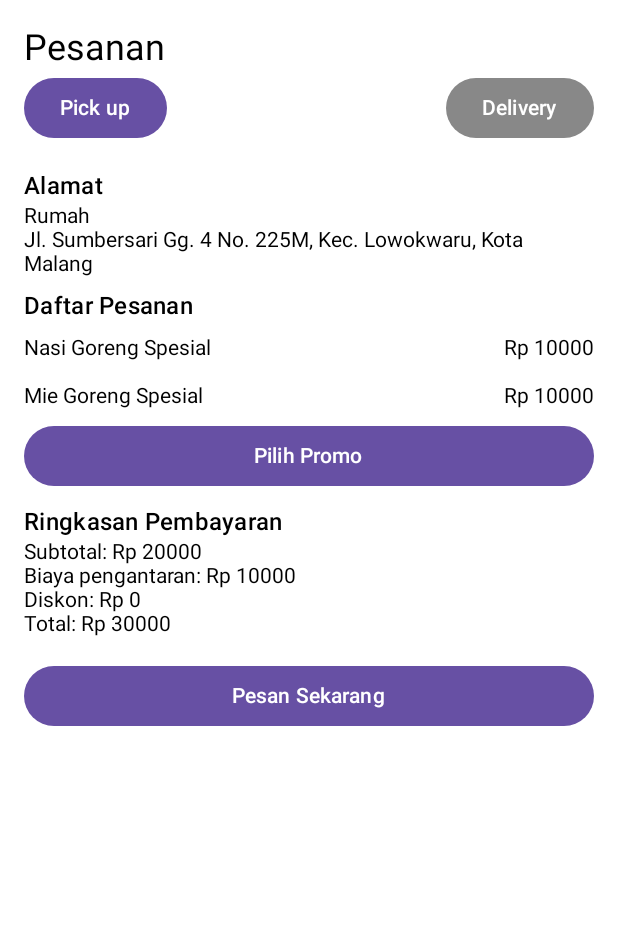
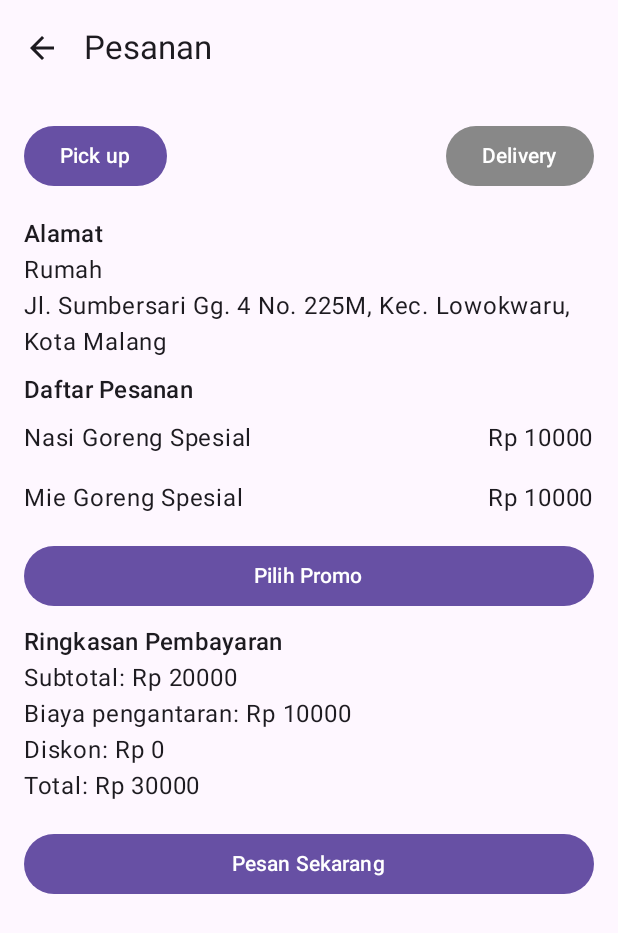
Before and after one commit to najmuthia/LeftOverLove, an Android app built with Jetpack Compose: the @Preview function PreviewOrderSummaryScreen, on a phone screen of 412 x 824 dp. Shown: the top 933 px of the screen. Run offline under Robolectric (Android 15) with nearby library versions, the phone set to English and light mode, and no system bars.

Commit message:
Ini dayangg

```diff
--- a/app/src/main/java/com/example/leftoverlove/ui/theme/Order/OrderSummaryScreen.kt
+++ b/app/src/main/java/com/example/leftoverlove/ui/theme/Order/OrderSummaryScreen.kt
@@ -12,30 +12,54 @@ import androidx.compose.foundation.layout.fillMaxSize
 import androidx.compose.foundation.layout.fillMaxWidth
 import androidx.compose.foundation.layout.height
 import androidx.compose.foundation.layout.padding
+import androidx.compose.material.icons.Icons
+import androidx.compose.material.icons.filled.ArrowBack
 import androidx.compose.material3.Button
 import androidx.compose.material3.ButtonDefaults
+import androidx.compose.material3.ExperimentalMaterial3Api
+import androidx.compose.material3.Icon
+import androidx.compose.material3.IconButton
 import androidx.compose.material3.MaterialTheme
 import androidx.compose.material3.Scaffold
 import androidx.compose.material3.Text
+import androidx.compose.material3.TopAppBar
 import androidx.compose.runtime.Composable
 import androidx.compose.ui.Modifier
 import androidx.compose.ui.graphics.Color
 import androidx.compose.ui.tooling.preview.Preview
 import androidx.compose.ui.unit.dp
-import com.example.leftoverlove.ui.theme.Order.ui.theme.LeftOverLoveTheme
+//import com.example.leftoverlove.ui.theme.Order.ui.theme.LeftOverLoveTheme
 
+@OptIn(ExperimentalMaterial3Api::class)
 @Composable
-fun OrderSummaryScreen() {
+fun OrderSummaryScreen(onBackClick: () -> Unit = {}) {
+    Scaffold(
+        topBar = {
+            TopAppBar(
+                title = { Text("Pesanan", style = MaterialTheme.typography.titleLarge) },
+                navigationIcon = {
+                    IconButton(onClick = onBackClick) {
+                        Icon(
+                            imageVector = Icons.Default.ArrowBack,
+                            contentDescription = "Back",
+                            tint = MaterialTheme.colorScheme.onSurface
+                        )
+                    }
+                }
+            )
+        }
+    ) { innerPadding ->
         Column(
             modifier = Modifier
                 .fillMaxSize()
+                .padding(innerPadding)
                 .padding(16.dp)
         ) {
-        // Top bar with title
-        Text(text = "Pesanan", style = MaterialTheme.typography.headlineSmall)
-
             // Delivery and Pickup Buttons
-        Row(modifier = Modifier.fillMaxWidth(), horizontalArrangement = Arrangement.SpaceBetween) {
+            Row(
+                modifier = Modifier.fillMaxWidth(),
+                horizontalArrangement = Arrangement.SpaceBetween
+            ) {
                 Button(onClick = { /* Pick up action */ }) {
                     Text("Pick up")
                 }
@@ -60,8 +84,13 @@ fun OrderSummaryScreen() {
             OrderItem("Nasi Goreng Spesial", 10000)
             OrderItem("Mie Goreng Spesial", 10000)
 
+            Spacer(modifier = Modifier.height(8.dp))
+
             // Promo Button
-        Button(onClick = { /* Promo action */ }, modifier = Modifier.fillMaxWidth()) {
+            Button(
+                onClick = { /* Promo action */ },
+                modifier = Modifier.fillMaxWidth()
+            ) {
                 Text("Pilih Promo")
             }
 
@@ -74,8 +103,12 @@ fun OrderSummaryScreen() {
             Spacer(modifier = Modifier.height(16.dp))
 
             // Order Button
-        Button(onClick = { /* Order Now action */ }, modifier = Modifier.fillMaxWidth()) {
+            Button(
+                onClick = { /* Order Now action */ },
+                modifier = Modifier.fillMaxWidth()
+            ) {
                 Text("Pesan Sekarang")
+            }
         }
     }
 }
@@ -106,5 +139,8 @@ fun PaymentSummary(subtotal: Int, shippingFee: Int, discount: Int, total: Int) {
 @Preview(showBackground = true)
 @Composable
 fun PreviewOrderSummaryScreen() {
+    // Wrap the preview in your app theme for proper styling
+    MaterialTheme {
         OrderSummaryScreen()
     }
+}
```
Also changed, not shown: app/src/main/java/com/example/leftoverlove/ui/theme/Color.kt (+8 -1 lines), app/src/main/java/com/example/leftoverlove/ui/theme/Order/ui/theme/Color.kt (deleted, +0 -11 lines), app/src/main/java/com/example/leftoverlove/ui/theme/Order/ui/theme/Theme.kt (deleted, +0 -58 lines), app/src/main/java/com/example/leftoverlove/ui/theme/Order/ui/theme/Type.kt (deleted, +0 -34 lines), app/src/main/java/com/example/leftoverlove/ui/theme/Theme.kt (+10 -3 lines). Lines whose indentation alone changed are shown as unchanged.
